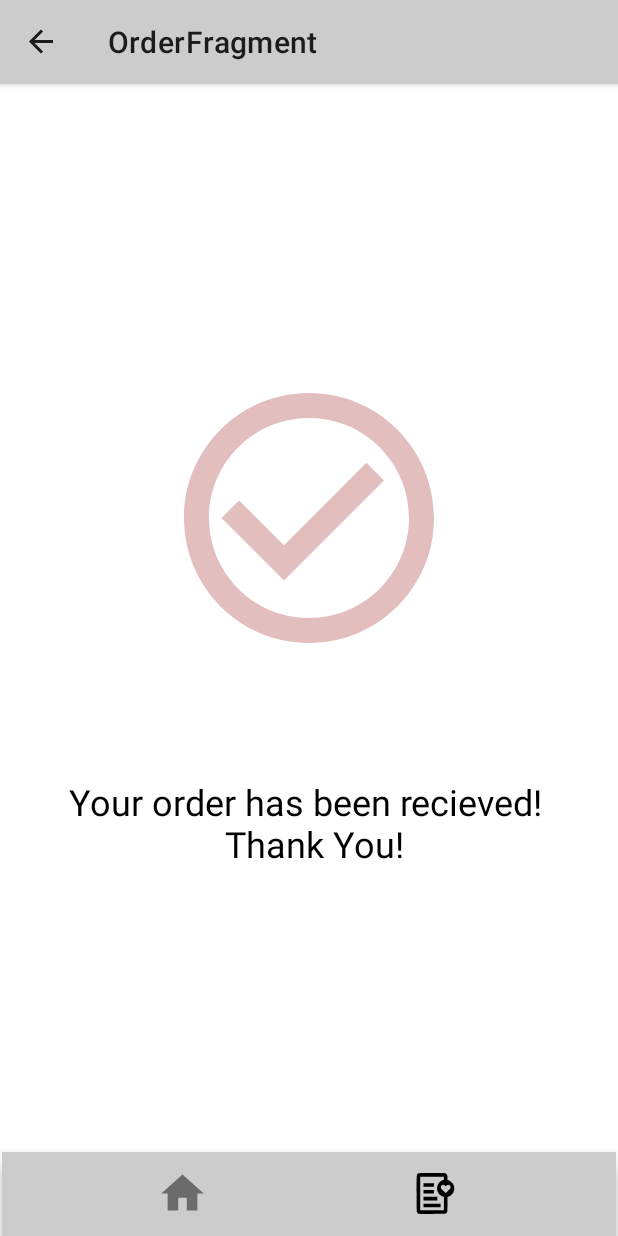
After one commit to Hindalzarah/BeautyStop, an Android app: the OrderFragment screen opened through its navigation route, on a phone screen of 412 x 824 dp. The commit adds this screen. Run offline under Robolectric (Android 15) with nearby library versions, the phone set to English and light mode, and no system bars; our stand-ins replace Firebase (no records; nobody signed in at launch, a user with empty details on screens opened directly), navigation-ui; 1 statement that could not run was skipped.

Commit message:
order fragment

```diff
--- a/app/build.gradle
+++ b/app/build.gradle
@@ -88,6 +88,6 @@ dependencies {
     implementation 'androidx.appcompat:appcompat:1.3.0-beta01'
     implementation 'androidx.cardview:cardview:1.0.0'
 
-
+    implementation 'pl.droidsonroids.gif:android-gif-drawable:1.2.19'
     implementation "androidx.core:core-ktx:'1.6.0'"
 }
--- /dev/null
+++ b/app/src/main/java/com/example/beautystop/view/OrderFragment.kt
@@ -0,0 +1,80 @@
+package com.example.beautystop.view
+
+import android.app.Notification
+import android.app.NotificationChannel
+import android.app.NotificationManager
+import android.content.Context
+import android.graphics.BitmapFactory
+import android.graphics.Color
+import android.os.Build
+import android.os.Bundle
+import androidx.fragment.app.Fragment
+import android.view.LayoutInflater
+import android.view.View
+import android.view.ViewGroup
+import android.widget.TextView
+import com.example.beautystop.R
+import com.google.firebase.auth.FirebaseAuth
+
+lateinit var notificationChannel: NotificationChannel
+private val channel_id = "notification"
+lateinit var builder: Notification.Builder
+private const val description = "notification"
+lateinit var notificationManager: NotificationManager
+
+class OrderFragment : Fragment() {
+
+
+    override fun onCreateView(
+        inflater: LayoutInflater, container: ViewGroup?,
+        savedInstanceState: Bundle?,
+    ): View? {
+        // Inflate the layout for this fragment
+        return inflater.inflate(R.layout.fragment_order, container, false)
+    }
+
+
+    override fun onViewCreated(view: View, savedInstanceState: Bundle?) {
+        super.onViewCreated(view, savedInstanceState)
+
+        notificationManager =
+            requireActivity().getSystemService(Context.NOTIFICATION_SERVICE) as NotificationManager
+        notification()
+
+        val customerRecognition: TextView = view.findViewById(R.id.customer_email_tv)
+        var email = FirebaseAuth.getInstance().currentUser!!.email!!
+        var index = email.indexOf('@');
+        email = email.substring(0, index)
+
+        customerRecognition.text = email
+
+
+    }
+
+    fun notification() {
+        if (Build.VERSION.SDK_INT >= Build.VERSION_CODES.O) {
+            notificationChannel =
+                NotificationChannel(channel_id, description, NotificationManager.IMPORTANCE_HIGH)
+
+
+
+            notificationChannel.enableLights(true)
+            notificationChannel.lightColor = Color.GREEN
+            notificationChannel.enableVibration(true)
+            notificationManager.createNotificationChannel(notificationChannel)
+
+            builder = Notification.Builder(requireActivity(), channel_id)
+                .setSmallIcon(R.drawable.splash)
+                .setContentTitle("Your Order is Confirmed!")
+                .setContentText("Thank you!")
+                .setLargeIcon(BitmapFactory.decodeResource(this.resources, R.drawable.splash))
+
+        } else {
+            builder = Notification.Builder(requireActivity())
+                .setSmallIcon(R.drawable.splash)
+                .setLargeIcon(BitmapFactory.decodeResource(this.resources, R.drawable.splash))
+        }
+        notificationManager.notify(1234, builder.build())
+    }
+
+}
--- a/app/src/main/java/com/example/beautystop/view/ProductsListViewModel.kt
+++ b/app/src/main/java/com/example/beautystop/view/ProductsListViewModel.kt
@@ -30,7 +30,7 @@ class ProductsListViewModel : ViewModel() {
     var allList = listOf<MakeupModel>()
     var pagelist = mutableListOf<MakeupModel>()
     var currentPage = 0
-    var limit = 19
+    var limit = 15
     var pages = 0
 //    var counter = 0
 
--- /dev/null
+++ b/app/src/main/res/drawable/ic_baseline_check_circle_outline_24.xml
@@ -0,0 +1,5 @@
+<vector android:height="24dp" android:tint="#E2BEBE"
+    android:viewportHeight="24" android:viewportWidth="24"
+    android:width="24dp" xmlns:android="http://schemas.android.com/apk/res/android">
+    <path android:fillColor="@android:color/white" android:pathData="M16.59,7.58L10,14.17l-3.59,-3.58L5,12l5,5 8,-8zM12,2C6.48,2 2,6.48 2,12s4.48,10 10,10 10,-4.48 10,-10S17.52,2 12,2zM12,20c-4.42,0 -8,-3.58 -8,-8s3.58,-8 8,-8 8,3.58 8,8 -3.58,8 -8,8z"/>
+</vector>
--- /dev/null
+++ b/app/src/main/res/drawable/ic_baseline_shopping_bag_24.xml
@@ -0,0 +1,10 @@
+<vector xmlns:android="http://schemas.android.com/apk/res/android"
+    android:width="24dp"
+    android:height="24dp"
+    android:viewportWidth="24"
+    android:viewportHeight="24"
+    android:tint="?attr/colorControlNormal">
+  <path
+      android:fillColor="@android:color/white"
+      android:pathData="M18,6h-2c0,-2.21 -1.79,-4 -4,-4S8,3.79 8,6H6C4.9,6 4,6.9 4,8v12c0,1.1 0.9,2 2,2h12c1.1,0 2,-0.9 2,-2V8C20,6.9 19.1,6 18,6zM10,10c0,0.55 -0.45,1 -1,1s-1,-0.45 -1,-1V8h2V10zM12,4c1.1,0 2,0.9 2,2h-4C10,4.9 10.9,4 12,4zM16,10c0,0.55 -0.45,1 -1,1s-1,-0.45 -1,-1V8h2V10z"/>
+</vector>
--- /dev/null
+++ b/app/src/main/res/layout/fragment_order.xml
@@ -0,0 +1,35 @@
+<?xml version="1.0" encoding="utf-8"?>
+<LinearLayout xmlns:android="http://schemas.android.com/apk/res/android"
+    xmlns:app="http://schemas.android.com/apk/res-auto"
+    android:layout_width="match_parent"
+    android:layout_height="match_parent"
+    android:gravity="center"
+    android:orientation="vertical">
+
+    <ImageView
+        android:id="@+id/imageView3"
+        android:layout_width="200dp"
+        android:layout_height="200dp"
+        android:layout_marginBottom="20dp"
+        android:src="@drawable/ic_baseline_check_circle_outline_24" />
+
+    <TextView
+        android:id="@+id/customer_email_tv"
+        android:layout_width="match_parent"
+        android:layout_height="wrap_content"
+        android:layout_margin="10dp"
+        android:gravity="center"
+        android:text="TextView"
+        android:textColor="@color/black"
+        android:textSize="24sp" />
+
+    <TextView
+        android:id="@+id/textView"
+        android:layout_width="wrap_content"
+        android:layout_height="wrap_content"
+        android:gravity="center"
+        android:text="@string/checkout_text"
+        android:textColor="@color/black"
+        android:textSize="24sp" />
+
+</LinearLayout>
--- a/app/src/main/res/layout/fragment_wishlist.xml
+++ b/app/src/main/res/layout/fragment_wishlist.xml
@@ -15,7 +15,7 @@
         android:layout_height="wrap_content"
         android:layout_marginTop="15dp"
         android:gravity="center"
-        android:text="Favorites"
+        android:text="Wishlist"
         android:textColor="@color/header_textcolor"
         android:textSize="40dp"
         app:layout_constraintEnd_toEndOf="parent"
--- a/app/src/main/res/menu/main_menu.xml
+++ b/app/src/main/res/menu/main_menu.xml
@@ -14,7 +14,7 @@
     app:actionViewClass="androidx.appcompat.widget.SearchView" />
     <item
         android:id="@+id/app_bar_bag"
-        android:icon="@drawable/ic_baseline_shopping_cart_24"
+        android:icon="@drawable/ic_baseline_shopping_bag_24"
         android:title="Bag"
         app:showAsAction="always|collapseActionView"/>
 
--- a/app/src/main/res/menu/menu.xml
+++ b/app/src/main/res/menu/menu.xml
@@ -7,7 +7,7 @@
         android:icon="@drawable/ic_baseline_home_24"
         android:title="home" />
     <item
-        android:id="@+id/favoritesFragment"
+        android:id="@+id/Wishlist_fragment"
         android:icon="@drawable/ic_wish"
         android:title="wishlist" />
 </menu>
--- a/app/src/main/res/navigation/main_graph.xml
+++ b/app/src/main/res/navigation/main_graph.xml
@@ -27,9 +27,9 @@
             app:destination="@id/shoppingCartFragment" />
     </fragment>
     <fragment
-        android:id="@+id/favoritesFragment"
+        android:id="@+id/Wishlist_fragment"
         android:name="com.example.beautystop.view.WishlistFragment"
-        android:label="Favorites"
+        android:label="Wishlist"
         tools:layout="@layout/fragment_wishlist" />
     <fragment
         android:id="@+id/productsListFragment"
@@ -47,5 +47,13 @@
         android:id="@+id/shoppingCartFragment"
         android:name="com.example.beautystop.view.ShoppingBagFragment"
         android:label="Cart"
-        tools:layout="@layout/fragment_shopping_bag" />
+        tools:layout="@layout/fragment_shopping_bag" >
+        <action
+            android:id="@+id/action_shoppingCartFragment_to_orderFragment"
+            app:destination="@id/orderFragment" />
+    </fragment>
+    <fragment
+        android:id="@+id/orderFragment"
+        android:name="com.example.beautystop.view.OrderFragment"
+        android:label="OrderFragment" />
 </navigation>
--- a/app/src/main/res/values/strings.xml
+++ b/app/src/main/res/values/strings.xml
@@ -25,4 +25,5 @@
     <string name="place_order">Place Order</string>
     <string name="add_to_cart_button">Add to cart</string>
     <string name="face">Face</string>
+    <string name="checkout_text">Your order has been recieved! \n Thank You!</string>
 </resources>
```
Also changed, not shown: app/src/main/java/com/example/beautystop/view/ProductsListFragment.kt (+37 -63 lines), app/src/main/java/com/example/beautystop/view/ShoppingBagFragment.kt (+13 -0 lines), app/src/main/java/com/example/beautystop/view/adapter/ShoppingBagAdapter.kt (+6 -2 lines), app/src/main/res/layout/shopping_bag_item_layout.xml (+15 -3 lines), app/src/main/res/layout/wishlist_item_layout.xml (+26 -19 lines), app/src/main/res/drawable/thank_you.gif (added).
